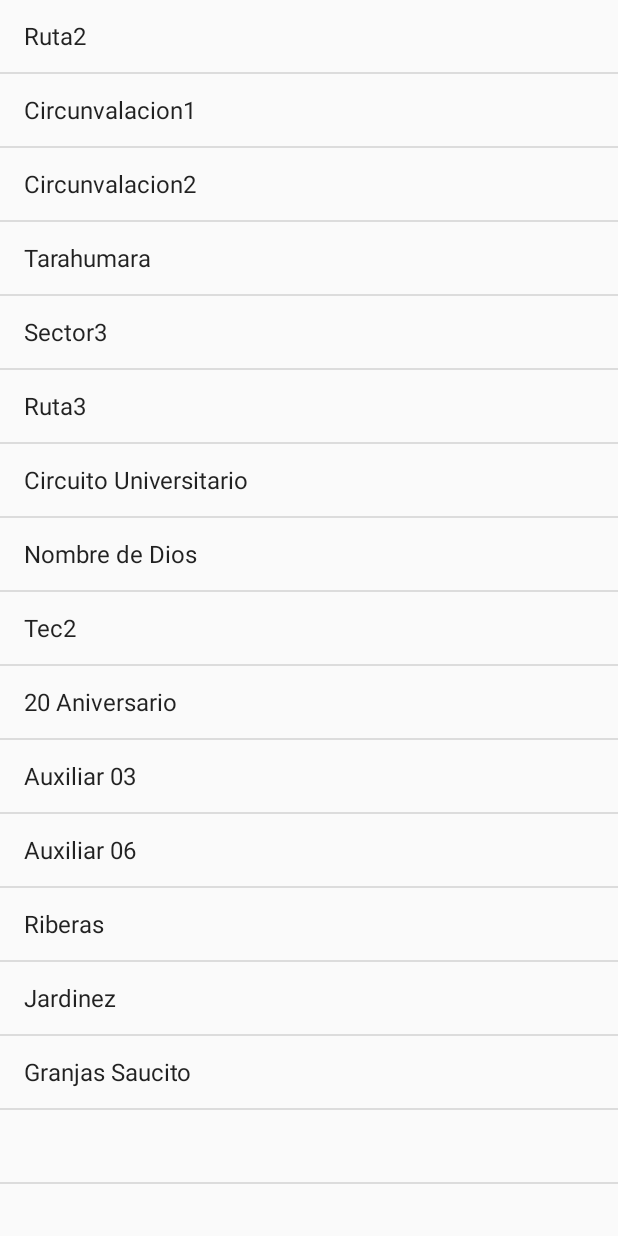
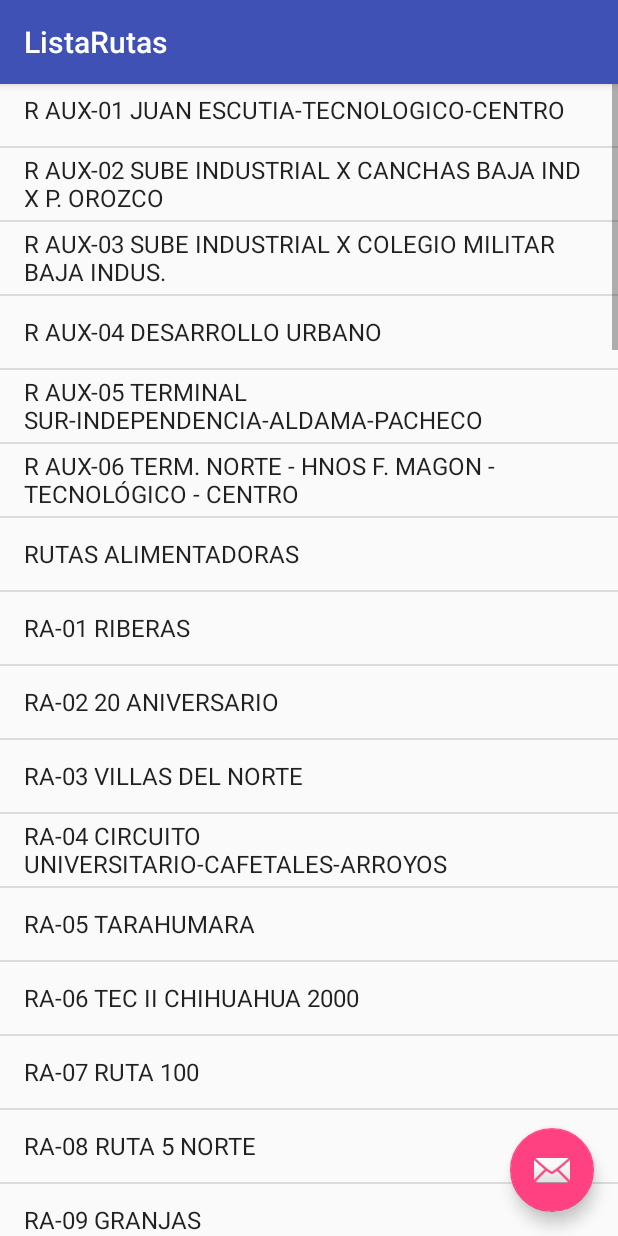
Before and after one commit to johana25/JNAppBus3, an Android app: the screen it shows after launch (Secundaria before the commit, ListaRutas after it), after a tap on "LISTA DE RUTAS", on a phone screen of 412 x 824 dp. Run offline under Robolectric (Android 15) with nearby library versions, the phone set to English and light mode, and no system bars.

Commit message:
1.-Agregado las listas de las rutas de la cd. 2.-Agregado el google maps, incluyendo los metodos necesarios para conocer la ubicacion actual

```diff
--- a/app/build.gradle
+++ b/app/build.gradle
@@ -21,7 +21,8 @@ android {
 
 dependencies {
     compile fileTree(dir: 'libs', include: ['*.jar'])
-    testCompile 'junit:junit:4.12'
     compile 'com.android.support:appcompat-v7:24.2.1'
     compile 'com.android.support:design:24.2.1'
+    compile 'com.google.android.gms:play-services:9.6.0'
+    testCompile 'junit:junit:4.12'
 }
--- /dev/null
+++ b/app/src/main/java/com/example/johanadenisse/jnappbus3/ListaRutas.java
@@ -0,0 +1,29 @@
+package com.example.johanadenisse.jnappbus3;
+
+import android.os.Bundle;
+import android.support.design.widget.FloatingActionButton;
+import android.support.design.widget.Snackbar;
+import android.support.v7.app.AppCompatActivity;
+import android.support.v7.widget.Toolbar;
+import android.view.View;
+
+public class ListaRutas extends AppCompatActivity {
+
+    @Override
+    protected void onCreate(Bundle savedInstanceState) {
+        super.onCreate(savedInstanceState);
+        setContentView(R.layout.activity_lista_rutas);
+        Toolbar toolbar = (Toolbar) findViewById(R.id.toolbar);
+        setSupportActionBar(toolbar);
+
+        FloatingActionButton fab = (FloatingActionButton) findViewById(R.id.fab);
+        fab.setOnClickListener(new View.OnClickListener() {
+            @Override
+            public void onClick(View view) {
+                Snackbar.make(view, "Replace with your own action", Snackbar.LENGTH_LONG)
+                        .setAction("Action", null).show();
+            }
+        });
+    }
+
+}
--- a/app/src/main/java/com/example/johanadenisse/jnappbus3/Principal.java
+++ b/app/src/main/java/com/example/johanadenisse/jnappbus3/Principal.java
@@ -6,7 +6,6 @@ import android.os.Bundle;
 import android.view.View;
 import android.widget.Button;
 import android.widget.EditText;
-import android.widget.ExpandableListView;
 
 public class Principal extends AppCompatActivity {
     Button btn1, btn2;
@@ -16,26 +15,21 @@ public class Principal extends AppCompatActivity {
     protected void onCreate(Bundle savedInstanceState) {
         super.onCreate(savedInstanceState);
         setContentView(R.layout.activity_principal);
-        btn1 =(Button)findViewById(R.id.btn1);
-        btn2 =(Button)findViewById(R.id.btn2);
+        btn1 = (Button) findViewById(R.id.btnListaRutas);
+        btn2 = (Button) findViewById(R.id.btnUbicacion);
         edtxt = (EditText) findViewById(R.id.edtxt);
 
-
-
-        /*Intent intent = new Intent (this, Secundaria.class);
-        intent.putExtra("Lista");
-        startActivity(intent);*/
         btn2.setOnClickListener(new View.OnClickListener() {
             @Override
             public void onClick(View v) {
-                    Intent intent = new Intent(getApplicationContext(),GPS.class);
+                Intent intent = new Intent(getApplicationContext(), MapsActivity.class);
                 startActivity(intent);
             }
         });
         btn1.setOnClickListener(new View.OnClickListener() {
             @Override
             public void onClick(View v) {
-                Intent intent1 = new Intent(getApplicationContext(),Secundaria.class);
+                Intent intent1 = new Intent(getApplicationContext(), ListaRutas.class);
                 startActivity(intent1);
             }
         });
@@ -43,24 +37,5 @@ public class Principal extends AppCompatActivity {
 
     }
 
-    //@Override
-    //public void onClick(View v) {
-      //  switch (v.getId()){
-        //    case R.id.btn1:
-          //      Intent intent = new Intent(this,Secundaria.class);
-            //    startActivity(intent);
-              //  break;
-            //default:
-              //  break;
-        //}
-        //switch (v.getId()){
-          //  case R.id.btn2:
-            //    Intent intent = new Intent(this,GPS.class);
-              //  startActivity(intent);
-                //break;
-            //default:
-              //  break;
-       // }
-    //}
 
 }
--- a/app/src/main/java/com/example/johanadenisse/jnappbus3/Secundaria.java
+++ /dev/null
@@ -1,62 +0,0 @@
-package com.example.johanadenisse.jnappbus3;
-
-import android.app.Instrumentation;
-import android.app.ListActivity;
-import android.os.Bundle;
-import android.support.design.widget.FloatingActionButton;
-import android.support.design.widget.Snackbar;
-import android.support.v7.app.AppCompatActivity;
-import android.support.v7.widget.Toolbar;
-import android.view.View;
-import android.widget.AdapterView;
-import android.widget.ArrayAdapter;
-import android.widget.Button;
-import android.widget.ListView;
-import android.widget.Toast;
-
-import java.util.List;
-
-import static com.example.johanadenisse.jnappbus3.R.id.ListaView1;
-import static com.example.johanadenisse.jnappbus3.R.id.list;
-import static com.example.johanadenisse.jnappbus3.R.id.listView;
-
-public class Secundaria extends ListActivity {
-
-
-    ListView List;
-  String [] Lista = {"Ruta2", "Circunvalacion1","Circunvalacion2","Tarahumara","Sector3","Ruta3","Circuito Universitario",
-            "Nombre de Dios","Tec2","20 Aniversario","Auxiliar 03","Auxiliar 06","Riberas","Jardinez","Granjas Saucito",""};
-
-    @Override
-    protected void onCreate(Bundle savedInstanceState) {
-        super.onCreate(savedInstanceState);
-        setContentView(R.layout.activity_secundaria);
-        List =(ListView)findViewById(ListaView1);
-
-        //ArrayAdapter<String> adaptador = new ArrayAdapter<String>(getApplicationContext(),android.R.layout.simple_list_item_1);
-        //List.setAdapter(adaptador);
-         setListAdapter(new ArrayAdapter<String>(this,android.R.layout.simple_list_item_1,Lista));
-
-        List.setOnItemClickListener(new AdapterView.OnItemClickListener() {
-            @Override
-            public void onItemClick(AdapterView<?> parent, View view, int position, long id) {
-                Toast.makeText(getApplicationContext(),"Has pulsado el boton" + position, Toast.LENGTH_SHORT).show();
-            }
-        });
-
-
-
-     /*FloatingActionButton Lista = (FloatingActionButton) findViewById(R.id.lista);
-        Lista.setOnClickListener(new View.OnClickListener() {
-
-            @Override
-    public void onClick(View view) {
-        Snackbar.make(view, "Replace with your own action", Snackbar.LENGTH_LONG)
-        .setAction("Action", null).show();
-        }
-        });*/
-
-
-
-    }
-}
--- /dev/null
+++ b/app/src/main/res/layout/activity_lista_rutas.xml
@@ -0,0 +1,42 @@
+<?xml version="1.0" encoding="utf-8"?>
+<android.support.design.widget.CoordinatorLayout xmlns:android="http://schemas.android.com/apk/res/android"
+    xmlns:app="http://schemas.android.com/apk/res-auto"
+    xmlns:tools="http://schemas.android.com/tools"
+    android:layout_width="match_parent"
+    android:layout_height="match_parent"
+    android:fitsSystemWindows="true"
+    tools:context="com.example.johanadenisse.jnappbus3.ListaRutas">
+
+    <android.support.design.widget.AppBarLayout
+        android:layout_width="match_parent"
+        android:layout_height="wrap_content"
+        android:theme="@style/AppTheme.AppBarOverlay">
+
+        <android.support.v7.widget.Toolbar
+            android:id="@+id/toolbar"
+            android:layout_width="match_parent"
+            android:layout_height="?attr/actionBarSize"
+            android:background="?attr/colorPrimary"
+            app:popupTheme="@style/AppTheme.PopupOverlay" />
+
+    </android.support.design.widget.AppBarLayout>
+
+    <include layout="@layout/content_lista_rutas" />
+
+    <android.support.design.widget.FloatingActionButton
+        android:id="@+id/fab"
+        android:layout_width="wrap_content"
+        android:layout_height="wrap_content"
+        android:layout_gravity="bottom|end"
+        android:layout_margin="@dimen/fab_margin"
+        app:srcCompat="@android:drawable/ic_dialog_email" />
+
+    <ListView
+        android:layout_width="match_parent"
+        android:layout_height="match_parent"
+        android:entries="@array/rutas_camioneras"
+        android:id="@+id/MiLista">
+</ListView>
+
+
+</android.support.design.widget.CoordinatorLayout>
--- /dev/null
+++ b/app/src/main/res/layout/content_lista_rutas.xml
@@ -0,0 +1,16 @@
+<?xml version="1.0" encoding="utf-8"?>
+<RelativeLayout xmlns:android="http://schemas.android.com/apk/res/android"
+    xmlns:app="http://schemas.android.com/apk/res-auto"
+    xmlns:tools="http://schemas.android.com/tools"
+    android:id="@+id/content_lista_rutas"
+    android:layout_width="match_parent"
+    android:layout_height="match_parent"
+    android:paddingBottom="@dimen/activity_vertical_margin"
+    android:paddingLeft="@dimen/activity_horizontal_margin"
+    android:paddingRight="@dimen/activity_horizontal_margin"
+    android:paddingTop="@dimen/activity_vertical_margin"
+    app:layout_behavior="@string/appbar_scrolling_view_behavior"
+    tools:context="com.example.johanadenisse.jnappbus3.ListaRutas"
+    tools:showIn="@layout/activity_lista_rutas">
+
+</RelativeLayout>
--- a/app/src/main/res/values/strings.xml
+++ b/app/src/main/res/values/strings.xml
@@ -1,4 +1,68 @@
 <resources>
     <string name="app_name">JNAppBus3</string>
     <string name="title_activity_secundaria">Secundaria</string>
+    <string-array name="rutas_camioneras">
+        <item>RUTA TEC II</item>
+        <item> R AUX-01 JUAN ESCUTIA-TECNOLOGICO-CENTRO</item>
+        <item> R AUX-02 SUBE INDUSTRIAL X CANCHAS BAJA IND X P.  OROZCO</item>
+        <item> R AUX-03 SUBE INDUSTRIAL X COLEGIO MILITAR BAJA INDUS.</item>
+        <item> R AUX-04 DESARROLLO URBANO</item>
+        <item> R AUX-05 TERMINAL SUR-INDEPENDENCIA-ALDAMA-PACHECO</item>
+        <item> R AUX-06 TERM. NORTE - HNOS F. MAGON - TECNOLÓGICO - CENTRO</item>
+        <item>RUTAS ALIMENTADORAS</item>
+        <item> RA-01 RIBERAS</item>
+        <item> RA-02 20 ANIVERSARIO</item>
+        <item> RA-03 VILLAS DEL NORTE</item>
+        <item> RA-04 CIRCUITO UNIVERSITARIO-CAFETALES-ARROYOS</item>
+        <item> RA-05 TARAHUMARA</item>
+        <item> RA-06 TEC II CHIHUAHUA 2000</item>
+        <item> RA-07 RUTA 100</item>
+        <item> RA-08 RUTA 5 NORTE</item>
+        <item> RA-09 GRANJAS</item>
+        <item> RA-10 RUTA 3-AMERICAS-ISSSTE</item>
+        <item> RA-11 NOMBRE DE DIOS OJO</item>
+        <item> RA-12 INFONAVIT-VILLA-REV</item>
+        <item> RA-13 KOMATSU VISTAS</item>
+        <item> RA-14 KOMATSU GRANJAS CERRO GRANDE</item>
+        <item> RA-15 AVALOS-PLAN DE AYALA-11 DE FEBRERO</item>
+        <item> RA-16 MARMOL</item>
+        <item> RA-17 VILLA JUAREZ KENNEDY VALLE DORADO</item>
+        <item> RA-18 DALE UP BELLAVISTA</item>
+        <item> RA-19 AEROPUERTO CAMINO REAL</item>
+        <item> RA-20 AEROPUERTO JARDINES DE ORIENTE</item>
+        <item> RA-21 AEROPUERTO PUNTA ORIENTE</item>
+        <item> RA-22 AEROPUERTO SIERRA AZUL</item>
+        <item> RA-23 AEROPUERTO URBI VILLAS DEL PRADO</item>
+        <item> RA-24 VILLA JUAREZ RUTA 15</item>
+        <item>RUTAS CONVENCIONALES</item>
+        <item> RC-01 PANAMERICANA SAN FELIPE</item>
+        <item> RC-02 PANAMERICANA MIRADOR</item>
+        <item> RC-03 RUTA SAN RAFAEL-CENTRO</item>
+        <item> RC-04 CIRCUNVALACION 1 TRAMO NORTE</item>
+        <item> RC-05 CIRCUNVALACION 1 TRAMO SUR GLORIETA CH-P</item>
+        <item> RC-06 CIRCUNVALACION 1 TRAMO SUR  POR PACHECO</item>
+        <item> RC-07 CIRCUNVALACION 2 - T. NORTE,JUVENTUD SALLE-MIRADOR</item>
+        <item> RC-08 CIRCUNVALACION 2 TERMINAL NORTE COLEGIO MILITAR</item>
+        <item> RC-09 CIRCUNVALACION 2 TERMINAL SUR-GLORIETA</item>
+        <item> RC-10 CIRCUNVALACION 2 ESTACION SUR CD JUDICIAL</item>
+        <item> RC-11 CERRO DE LA CRUZ RAMIRO VALLES CLINICA 33</item>
+        <item> RC-12 CERRO DE LA CRUZ RAMIRO VALLES CLINICA 33</item>
+        <item> RC-13 AV.ZARCO ESPERANZA</item>
+        <item> RC-14 AV.ZARCO MARTÍN LÓPEZ</item>
+        <item> RC-15 AV.ZARCO ZOOTECNIA</item>
+        <item> RC-16 BOLIVAR ZARCO SUBE 104 BAJA 92</item>
+        <item> RC-17 BOLIVAR ZARCO SUBE 92 BAJA 80</item>
+        <item> RC-18 CAMPESINA-ALDAMA-C.27</item>
+        <item> RC-19 COLINAS DE LEON-C4-CENTRO</item>
+        <item> RC-20 CONCORDIA-CENTRO</item>
+        <item> RC-21 SECTOR 3</item>
+        <item> RC-22 2 DE OCTUBRE</item>
+        <item> RC-23 SANTA ROSA-SAN RAFAEL</item>
+        <item> RC-24 ROSARIO</item>
+        <item> RC-25 RUTA 2 - CENTRO</item>
+        <item> RC-26 CENTRO, JUAREZ, C.57</item>
+    </string-array>
+    <string name="title_activity_lista_rutas">ListaRutas</string>
+    <string name="title_activity_maps">Map</string>
+
 </resources>
--- a/build.gradle
+++ b/build.gradle
@@ -5,7 +5,7 @@ buildscript {
         jcenter()
     }
     dependencies {
-        classpath 'com.android.tools.build:gradle:2.1.2'
+        classpath 'com.android.tools.build:gradle:2.2.2'
 
         // NOTE: Do not place your application dependencies here; they belong
         // in the individual module build.gradle files
```
Also changed, not shown: app/src/debug/res/values/google_maps_api.xml (added, +21 -0 lines), app/src/main/AndroidManifest.xml (+27 -5 lines), app/src/main/java/com/example/johanadenisse/jnappbus3/MapsActivity.java (added, +108 -0 lines), app/src/main/res/layout/activity_maps.xml (added, +8 -0 lines), app/src/main/res/layout/activity_principal.xml (+4 -4 lines), app/src/main/res/layout/activity_secundaria.xml (deleted, +0 -37 lines), app/src/main/res/layout/content_secundaria.xml (deleted, +0 -20 lines), gradle/wrapper/gradle-wrapper.properties, 1 other file. Lines whose indentation alone changed are shown as unchanged.
